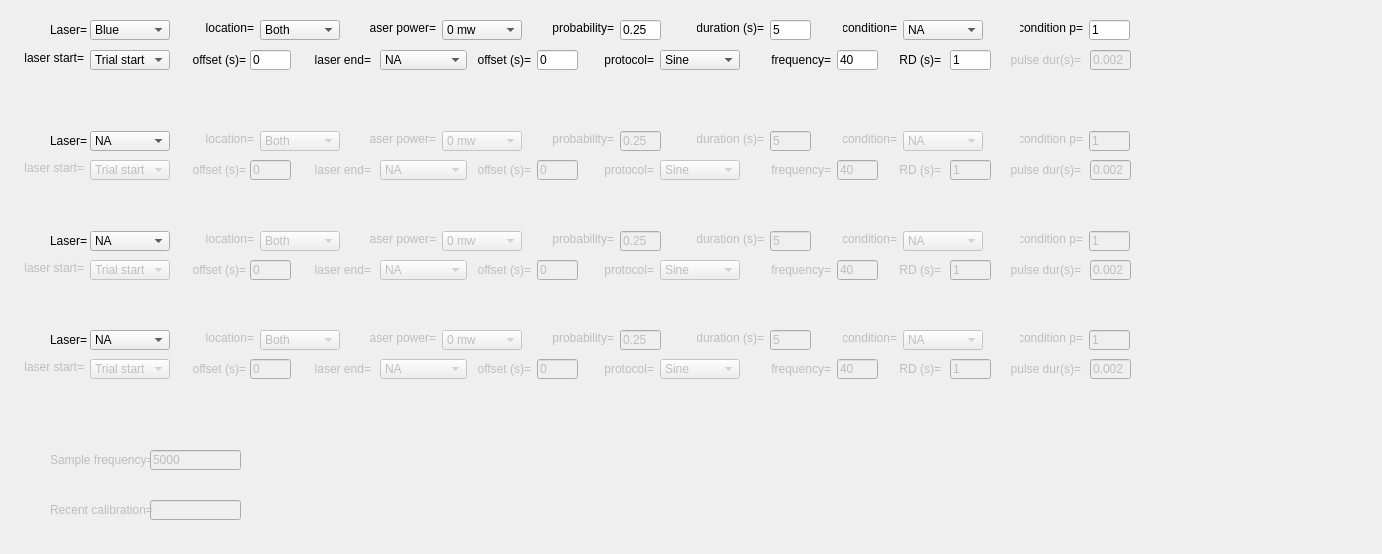
Before: the Qt Designer form src/foraging_gui/Optogenetics.ui in AllenNeuralDynamics/dynamic-foraging-task, drawn with Qt 5.
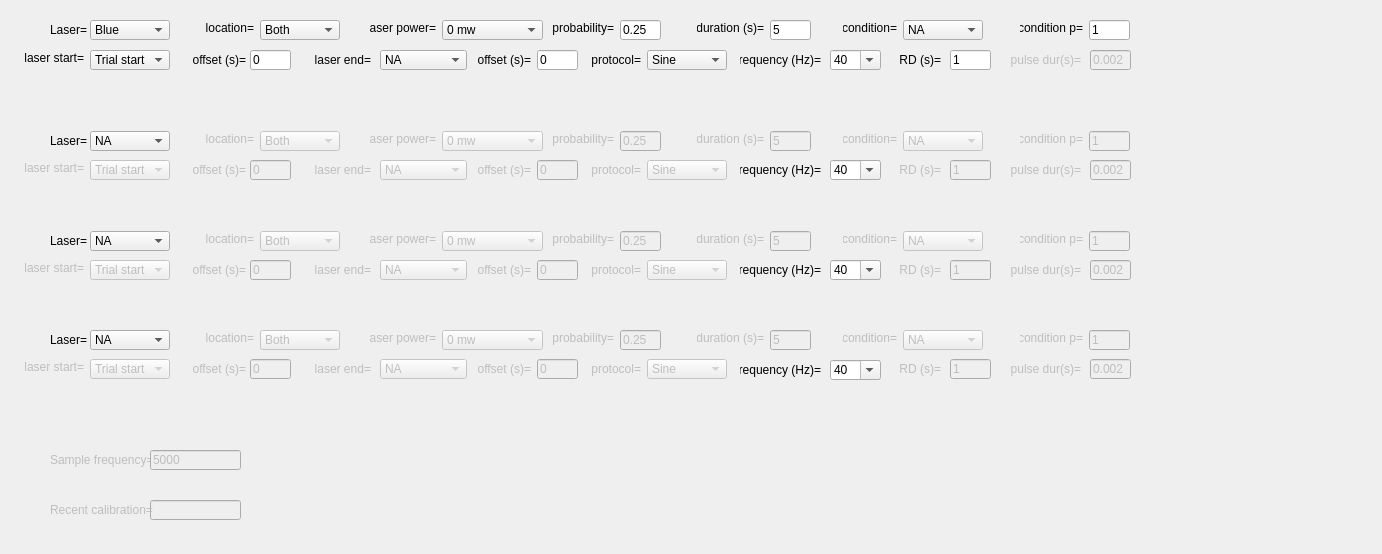
After: the same form once the commit is applied.

Diff of the .ui file:
```diff
--- a/src/foraging_gui/Optogenetics.ui
+++ b/src/foraging_gui/Optogenetics.ui
@@ -219,7 +219,7 @@
   <widget class="QLabel" name="label1_12">
    <property name="geometry">
     <rect>
-     <x>603</x>
+     <x>590</x>
      <y>50</y>
      <width>51</width>
      <height>20</height>
@@ -238,7 +238,7 @@
   <widget class="QComboBox" name="Protocol_1">
    <property name="geometry">
     <rect>
-     <x>660</x>
+     <x>647</x>
      <y>50</y>
      <width>80</width>
      <height>20</height>
@@ -298,30 +298,17 @@
     <string>0.25</string>
    </property>
   </widget>
-  <widget class="QLineEdit" name="Frequency_1">
-   <property name="geometry">
-    <rect>
-     <x>837</x>
-     <y>50</y>
-     <width>41</width>
-     <height>20</height>
-    </rect>
-   </property>
-   <property name="text">
-    <string>40</string>
-   </property>
-  </widget>
   <widget class="QLabel" name="label1_13">
    <property name="geometry">
     <rect>
-     <x>760</x>
+     <x>740</x>
      <y>50</y>
-     <width>71</width>
+     <width>81</width>
      <height>20</height>
     </rect>
    </property>
    <property name="text">
-    <string>frequency=</string>
+    <string>frequency (Hz)=</string>
    </property>
    <property name="textFormat">
     <enum>Qt::AutoText</enum>
@@ -408,7 +395,7 @@
     <rect>
      <x>442</x>
      <y>20</y>
-     <width>80</width>
+     <width>101</width>
      <height>20</height>
     </rect>
    </property>
@@ -418,6 +405,9 @@
      <verstretch>0</verstretch>
     </sizepolicy>
    </property>
+   <property name="editable">
+    <bool>false</bool>
+   </property>
    <item>
     <property name="text">
      <string>0 mw</string>
@@ -1101,22 +1091,6 @@
     </property>
    </item>
   </widget>
-  <widget class="QLineEdit" name="Frequency_2">
-   <property name="enabled">
-    <bool>false</bool>
-   </property>
-   <property name="geometry">
-    <rect>
-     <x>837</x>
-     <y>160</y>
-     <width>41</width>
-     <height>20</height>
-    </rect>
-   </property>
-   <property name="text">
-    <string>40</string>
-   </property>
-  </widget>
   <widget class="QLineEdit" name="ConditionP_2">
    <property name="enabled">
     <bool>false</bool>
@@ -1207,7 +1181,7 @@
     <rect>
      <x>442</x>
      <y>131</y>
-     <width>80</width>
+     <width>101</width>
      <height>20</height>
     </rect>
    </property>
@@ -1270,7 +1244,7 @@
    </property>
    <property name="geometry">
     <rect>
-     <x>603</x>
+     <x>590</x>
      <y>160</y>
      <width>51</width>
      <height>20</height>
@@ -1449,7 +1423,7 @@
    </property>
    <property name="geometry">
     <rect>
-     <x>660</x>
+     <x>647</x>
      <y>160</y>
      <width>80</width>
      <height>20</height>
@@ -1512,28 +1486,6 @@
     <string>5</string>
    </property>
   </widget>
-  <widget class="QLabel" name="label2_13">
-   <property name="enabled">
-    <bool>false</bool>
-   </property>
-   <property name="geometry">
-    <rect>
-     <x>760</x>
-     <y>160</y>
-     <width>71</width>
-     <height>20</height>
-    </rect>
-   </property>
-   <property name="text">
-    <string>frequency=</string>
-   </property>
-   <property name="textFormat">
-    <enum>Qt::AutoText</enum>
-   </property>
-   <property name="alignment">
-    <set>Qt::AlignRight|Qt::AlignTrailing|Qt::AlignVCenter</set>
-   </property>
-  </widget>
   <widget class="QComboBox" name="Condition_3">
    <property name="enabled">
     <bool>false</bool>
@@ -1774,7 +1726,7 @@
    </property>
    <property name="geometry">
     <rect>
-     <x>660</x>
+     <x>647</x>
      <y>260</y>
      <width>80</width>
      <height>20</height>
@@ -1802,28 +1754,6 @@
     </property>
    </item>
   </widget>
-  <widget class="QLabel" name="label3_13">
-   <property name="enabled">
-    <bool>false</bool>
-   </property>
-   <property name="geometry">
-    <rect>
-     <x>760</x>
-     <y>260</y>
-     <width>71</width>
-     <height>20</height>
-    </rect>
-   </property>
-   <property name="text">
-    <string>frequency=</string>
-   </property>
-   <property name="textFormat">
-    <enum>Qt::AutoText</enum>
-   </property>
-   <property name="alignment">
-    <set>Qt::AlignRight|Qt::AlignTrailing|Qt::AlignVCenter</set>
-   </property>
-  </widget>
   <widget class="QLabel" name="label3_10">
    <property name="enabled">
     <bool>false</bool>
@@ -1960,22 +1890,6 @@
     <bool>false</bool>
    </property>
   </widget>
-  <widget class="QLineEdit" name="Frequency_3">
-   <property name="enabled">
-    <bool>false</bool>
-   </property>
-   <property name="geometry">
-    <rect>
-     <x>837</x>
-     <y>260</y>
-     <width>41</width>
-     <height>20</height>
-    </rect>
-   </property>
-   <property name="text">
-    <string>40</string>
-   </property>
-  </widget>
   <widget class="QLabel" name="label3_3">
    <property name="enabled">
     <bool>false</bool>
@@ -2042,7 +1956,7 @@
    </property>
    <property name="geometry">
     <rect>
-     <x>603</x>
+     <x>590</x>
      <y>260</y>
      <width>51</width>
      <height>20</height>
@@ -2278,7 +2192,7 @@
     <rect>
      <x>442</x>
      <y>231</y>
-     <width>80</width>
+     <width>101</width>
      <height>20</height>
     </rect>
    </property>
@@ -2536,28 +2450,6 @@
     <bool>false</bool>
    </property>
   </widget>
-  <widget class="QLabel" name="label4_13">
-   <property name="enabled">
-    <bool>false</bool>
-   </property>
-   <property name="geometry">
-    <rect>
-     <x>760</x>
-     <y>359</y>
-     <width>71</width>
-     <height>20</height>
-    </rect>
-   </property>
-   <property name="text">
-    <string>frequency=</string>
-   </property>
-   <property name="textFormat">
-    <enum>Qt::AutoText</enum>
-   </property>
-   <property name="alignment">
-    <set>Qt::AlignRight|Qt::AlignTrailing|Qt::AlignVCenter</set>
-   </property>
-  </widget>
   <widget class="QLabel" name="label4_14">
    <property name="enabled">
     <bool>false</bool>
@@ -2586,7 +2478,7 @@
    </property>
    <property name="geometry">
     <rect>
-     <x>603</x>
+     <x>590</x>
      <y>359</y>
      <width>51</width>
      <height>20</height>
@@ -2839,7 +2731,7 @@
    </property>
    <property name="geometry">
     <rect>
-     <x>660</x>
+     <x>647</x>
      <y>359</y>
      <width>80</width>
      <height>20</height>
@@ -2949,22 +2841,6 @@
     </property>
    </item>
   </widget>
-  <widget class="QLineEdit" name="Frequency_4">
-   <property name="enabled">
-    <bool>false</bool>
-   </property>
-   <property name="geometry">
-    <rect>
-     <x>837</x>
-     <y>359</y>
-     <width>41</width>
-     <height>20</height>
-    </rect>
-   </property>
-   <property name="text">
-    <string>40</string>
-   </property>
-  </widget>
   <widget class="QLineEdit" name="Duration_4">
    <property name="enabled">
     <bool>false</bool>
@@ -3033,7 +2909,7 @@
     <rect>
      <x>442</x>
      <y>330</y>
-     <width>80</width>
+     <width>101</width>
      <height>20</height>
     </rect>
    </property>
@@ -3205,6 +3081,199 @@
     <string>Recent calibration=</string>
    </property>
   </widget>
+  <widget class="QComboBox" name="Frequency_1">
+   <property name="geometry">
+    <rect>
+     <x>830</x>
+     <y>50</y>
+     <width>51</width>
+     <height>20</height>
+    </rect>
+   </property>
+   <property name="sizePolicy">
+    <sizepolicy hsizetype="Expanding" vsizetype="Expanding">
+     <horstretch>0</horstretch>
+     <verstretch>0</verstretch>
+    </sizepolicy>
+   </property>
+   <property name="editable">
+    <bool>true</bool>
+   </property>
+   <item>
+    <property name="text">
+     <string>40</string>
+    </property>
+   </item>
+   <item>
+    <property name="text">
+     <string/>
+    </property>
+   </item>
+   <item>
+    <property name="text">
+     <string/>
+    </property>
+   </item>
+  </widget>
+  <widget class="QLabel" name="label2_13">
+   <property name="geometry">
+    <rect>
+     <x>740</x>
+     <y>160</y>
+     <width>81</width>
+     <height>20</height>
+    </rect>
+   </property>
+   <property name="text">
+    <string>frequency (Hz)=</string>
+   </property>
+   <property name="textFormat">
+    <enum>Qt::AutoText</enum>
+   </property>
+   <property name="alignment">
+    <set>Qt::AlignRight|Qt::AlignTrailing|Qt::AlignVCenter</set>
+   </property>
+  </widget>
+  <widget class="QComboBox" name="Frequency_2">
+   <property name="geometry">
+    <rect>
+     <x>830</x>
+     <y>160</y>
+     <width>51</width>
+     <height>20</height>
+    </rect>
+   </property>
+   <property name="sizePolicy">
+    <sizepolicy hsizetype="Expanding" vsizetype="Expanding">
+     <horstretch>0</horstretch>
+     <verstretch>0</verstretch>
+    </sizepolicy>
+   </property>
+   <property name="editable">
+    <bool>true</bool>
+   </property>
+   <item>
+    <property name="text">
+     <string>40</string>
+    </property>
+   </item>
+   <item>
+    <property name="text">
+     <string/>
+    </property>
+   </item>
+   <item>
+    <property name="text">
+     <string/>
+    </property>
+   </item>
+  </widget>
+  <widget class="QLabel" name="label3_13">
+   <property name="geometry">
+    <rect>
+     <x>740</x>
+     <y>260</y>
+     <width>81</width>
+     <height>20</height>
+    </rect>
+   </property>
+   <property name="text">
+    <string>frequency (Hz)=</string>
+   </property>
+   <property name="textFormat">
+    <enum>Qt::AutoText</enum>
+   </property>
+   <property name="alignment">
+    <set>Qt::AlignRight|Qt::AlignTrailing|Qt::AlignVCenter</set>
+   </property>
+  </widget>
+  <widget class="QComboBox" name="Frequency_3">
+   <property name="geometry">
+    <rect>
+     <x>830</x>
+     <y>260</y>
+     <width>51</width>
+     <height>20</height>
+    </rect>
+   </property>
+   <property name="sizePolicy">
+    <sizepolicy hsizetype="Expanding" vsizetype="Expanding">
+     <horstretch>0</horstretch>
+     <verstretch>0</verstretch>
+    </sizepolicy>
+   </property>
+   <property name="editable">
+    <bool>true</bool>
+   </property>
+   <item>
+    <property name="text">
+     <string>40</string>
+    </property>
+   </item>
+   <item>
+    <property name="text">
+     <string/>
+    </property>
+   </item>
+   <item>
+    <property name="text">
+     <string/>
+    </property>
+   </item>
+  </widget>
+  <widget class="QLabel" name="label4_13">
+   <property name="geometry">
+    <rect>
+     <x>740</x>
+     <y>360</y>
+     <width>81</width>
+     <height>20</height>
+    </rect>
+   </property>
+   <property name="text">
+    <string>frequency (Hz)=</string>
+   </property>
+   <property name="textFormat">
+    <enum>Qt::AutoText</enum>
+   </property>
+   <property name="alignment">
+    <set>Qt::AlignRight|Qt::AlignTrailing|Qt::AlignVCenter</set>
+   </property>
+  </widget>
+  <widget class="QComboBox" name="Frequency_4">
+   <property name="geometry">
+    <rect>
+     <x>830</x>
+     <y>360</y>
+     <width>51</width>
+     <height>20</height>
+    </rect>
+   </property>
+   <property name="sizePolicy">
+    <sizepolicy hsizetype="Expanding" vsizetype="Expanding">
+     <horstretch>0</horstretch>
+     <verstretch>0</verstretch>
+    </sizepolicy>
+   </property>
+   <property name="editable">
+    <bool>true</bool>
+   </property>
+   <item>
+    <property name="text">
+     <string>40</string>
+    </property>
+   </item>
+   <item>
+    <property name="text">
+     <string/>
+    </property>
+   </item>
+   <item>
+    <property name="text">
+     <string/>
+    </property>
+   </item>
+  </widget>
  </widget>
  <resources/>
  <connections/>
```
